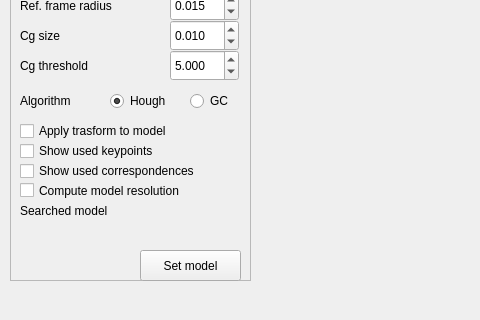
Before: the Qt Designer form project/correspondenceview.ui in Aula13/QRecog, drawn with Qt 5; both pictures show x 0 to 480 and y 130 to 450 of the 981 by 651 pixel window.
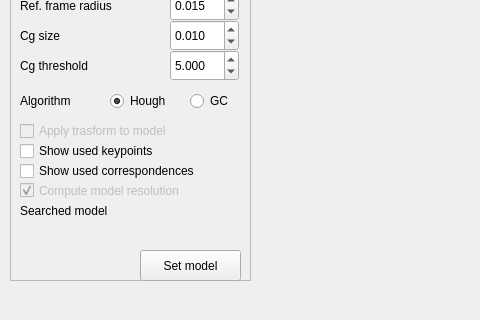
After: the same form once the commit is applied. Custom widgets are drawn as their Qt base class.

The edit to the form file:
```diff
--- a/project/correspondenceview.ui
+++ b/project/correspondenceview.ui
@@ -351,6 +351,9 @@
     </property>
    </widget>
    <widget class="QCheckBox" name="chkApplyTrasformModel">
+    <property name="enabled">
+     <bool>false</bool>
+    </property>
     <property name="geometry">
      <rect>
       <x>10</x>
@@ -399,6 +402,9 @@
     </property>
    </widget>
    <widget class="QCheckBox" name="chkComputeModelRes">
+    <property name="enabled">
+     <bool>false</bool>
+    </property>
     <property name="geometry">
      <rect>
       <x>10</x>
@@ -411,7 +417,7 @@
      <string>Compute model resolution</string>
     </property>
     <property name="checked">
-     <bool>false</bool>
+     <bool>true</bool>
     </property>
    </widget>
    <widget class="FileChooser" name="wgtCGFileChooser" native="true">
```
